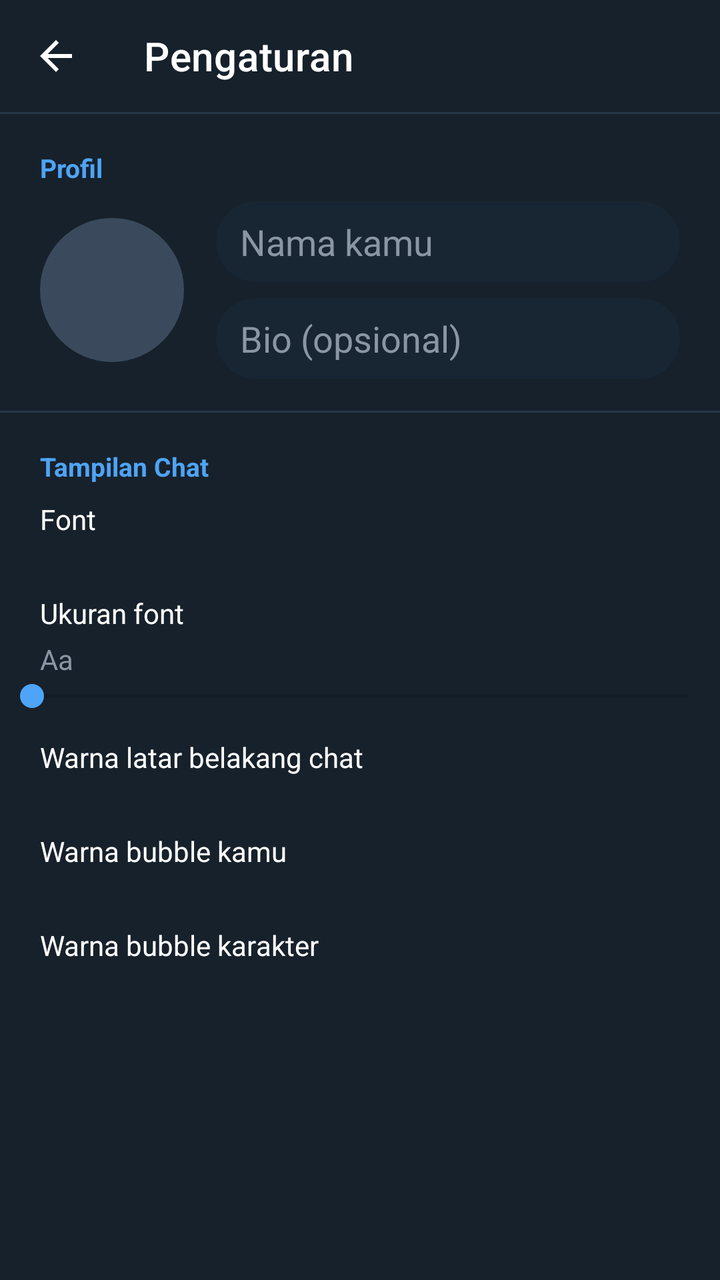
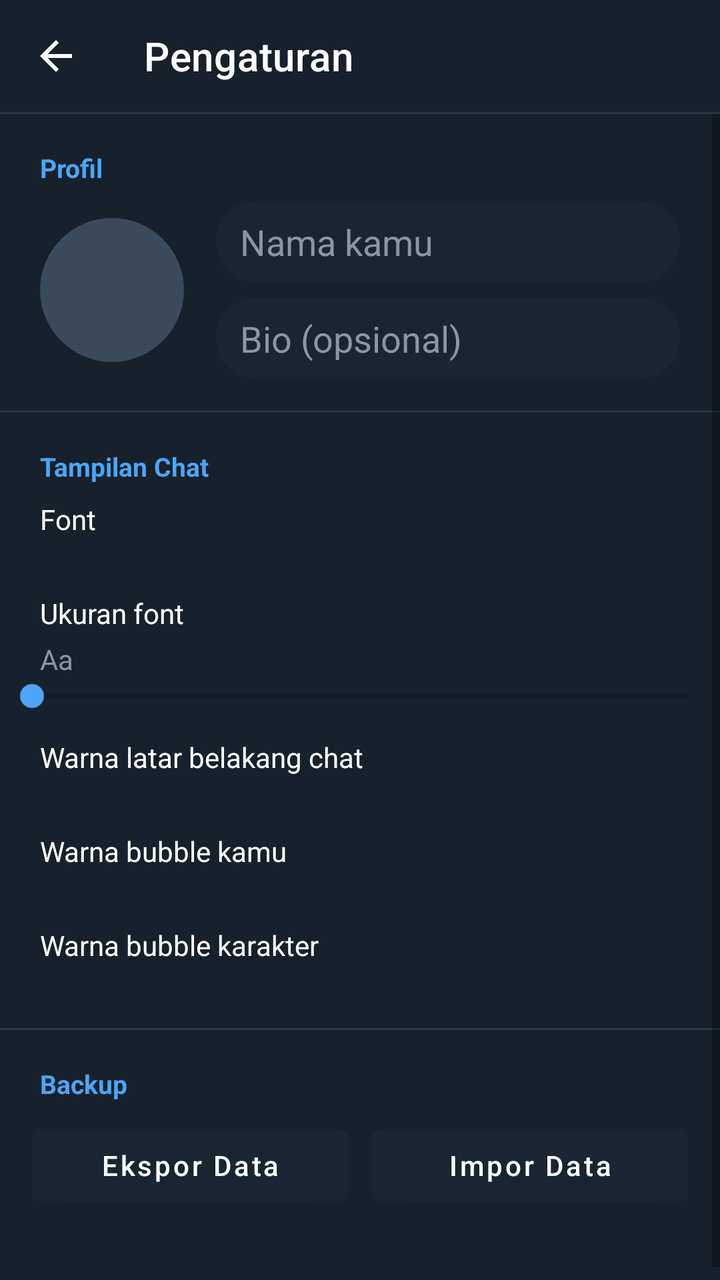

Screens rendered from an Android XML layout before and after an edit, with the pre-edit source and the edit as a unified diff.
<!-- AndroidManifest.xml: application theme Theme.RpChat -->
<!-- res/layout/activity_settings.xml -->
<?xml version="1.0" encoding="utf-8"?>
<androidx.constraintlayout.widget.ConstraintLayout
    xmlns:android="http://schemas.android.com/apk/res/android"
    xmlns:app="http://schemas.android.com/apk/res-auto"
    android:layout_width="match_parent"
    android:layout_height="match_parent"
    android:background="@color/bg_app">

    <androidx.appcompat.widget.Toolbar
        android:id="@+id/toolbar"
        android:layout_width="0dp"
        android:layout_height="?attr/actionBarSize"
        android:background="@color/bg_app"
        app:navigationIcon="@drawable/ic_back"
        app:navigationIconTint="@color/text_primary"
        app:title="@string/settings"
        app:titleTextColor="@color/text_primary"
        app:layout_constraintTop_toTopOf="parent"
        app:layout_constraintStart_toStartOf="parent"
        app:layout_constraintEnd_toEndOf="parent" />

    <View
        android:id="@+id/headerDivider"
        android:layout_width="0dp"
        android:layout_height="1dp"
        android:background="@color/divider"
        app:layout_constraintTop_toBottomOf="@id/toolbar"
        app:layout_constraintStart_toStartOf="parent"
        app:layout_constraintEnd_toEndOf="parent" />

    <ScrollView
        android:layout_width="0dp"
        android:layout_height="0dp"
        app:layout_constraintTop_toBottomOf="@id/headerDivider"
        app:layout_constraintBottom_toBottomOf="parent"
        app:layout_constraintStart_toStartOf="parent"
        app:layout_constraintEnd_toEndOf="parent">

        <LinearLayout
            android:layout_width="match_parent"
            android:layout_height="wrap_content"
            android:orientation="vertical"
            android:paddingBottom="32dp">

            <TextView
                android:layout_width="match_parent"
                android:layout_height="wrap_content"
                android:paddingStart="20dp"
                android:paddingEnd="20dp"
                android:paddingTop="18dp"
                android:paddingBottom="8dp"
                android:text="@string/settings_profile_section"
                android:textColor="@color/accent"
                android:textStyle="bold"
                android:textSize="13sp" />

            <LinearLayout
                android:layout_width="match_parent"
                android:layout_height="wrap_content"
                android:orientation="horizontal"
                android:gravity="center_vertical"
                android:paddingStart="20dp"
                android:paddingEnd="20dp"
                android:paddingBottom="16dp">

                <ImageView
                    android:id="@+id/imgSettingsAvatar"
                    android:layout_width="72dp"
                    android:layout_height="72dp"
                    android:src="@drawable/avatar_placeholder"
                    android:scaleType="centerCrop"
                    android:background="@drawable/bg_avatar_circle"
                    android:clickable="true"
                    android:focusable="true"
                    android:contentDescription="@string/choose_avatar" />

                <LinearLayout
                    android:layout_width="0dp"
                    android:layout_height="wrap_content"
                    android:layout_weight="1"
                    android:layout_marginStart="16dp"
                    android:orientation="vertical">

                    <EditText
                        android:id="@+id/editSettingsName"
                        android:layout_width="match_parent"
                        android:layout_height="wrap_content"
                        android:hint="@string/profile_name_hint"
                        android:textColorHint="@color/text_secondary"
                        android:textColor="@color/text_primary"
                        android:inputType="textCapWords"
                        android:background="@drawable/bg_input"
                        android:paddingStart="12dp"
                        android:paddingEnd="12dp"
                        android:paddingTop="8dp"
                        android:paddingBottom="8dp" />

                    <EditText
                        android:id="@+id/editSettingsBio"
                        android:layout_width="match_parent"
                        android:layout_height="wrap_content"
                        android:layout_marginTop="8dp"
                        android:hint="@string/bio_hint"
                        android:textColorHint="@color/text_secondary"
                        android:textColor="@color/text_primary"
                        android:inputType="textCapSentences|textMultiLine"
                        android:maxLines="2"
                        android:background="@drawable/bg_input"
                        android:paddingStart="12dp"
                        android:paddingEnd="12dp"
                        android:paddingTop="8dp"
                        android:paddingBottom="8dp" />
                </LinearLayout>
            </LinearLayout>

            <View
                android:layout_width="match_parent"
                android:layout_height="1dp"
                android:background="@color/divider" />

            <TextView
                android:layout_width="match_parent"
                android:layout_height="wrap_content"
                android:paddingStart="20dp"
                android:paddingEnd="20dp"
                android:paddingTop="18dp"
                android:paddingBottom="8dp"
                android:text="@string/settings_display_section"
                android:textColor="@color/accent"
                android:textStyle="bold"
                android:textSize="13sp" />

            <TextView
                android:layout_width="match_parent"
                android:layout_height="wrap_content"
                android:paddingStart="20dp"
                android:paddingEnd="20dp"
                android:text="@string/settings_font"
                android:textColor="@color/text_primary"
                android:textSize="14sp" />

            <LinearLayout
                android:id="@+id/fontButtonsRow"
                android:layout_width="match_parent"
                android:layout_height="wrap_content"
                android:orientation="horizontal"
                android:paddingStart="16dp"
                android:paddingEnd="16dp"
                android:paddingTop="8dp"
                android:paddingBottom="8dp" />

            <TextView
                android:layout_width="match_parent"
                android:layout_height="wrap_content"
                android:paddingStart="20dp"
                android:paddingEnd="20dp"
                android:paddingTop="12dp"
                android:text="@string/settings_font_size"
                android:textColor="@color/text_primary"
                android:textSize="14sp" />

            <TextView
                android:id="@+id/txtFontSizePreview"
                android:layout_width="match_parent"
                android:layout_height="wrap_content"
                android:paddingStart="20dp"
                android:paddingEnd="20dp"
                android:paddingTop="4dp"
                android:text="Aa"
                android:textColor="@color/text_secondary" />

            <SeekBar
                android:id="@+id/seekFontSize"
                android:layout_width="match_parent"
                android:layout_height="wrap_content"
                android:paddingStart="16dp"
                android:paddingEnd="16dp"
                android:max="12" />

            <TextView
                android:layout_width="match_parent"
                android:layout_height="wrap_content"
                android:paddingStart="20dp"
                android:paddingEnd="20dp"
                android:paddingTop="12dp"
                android:text="@string/settings_chat_bg"
                android:textColor="@color/text_primary"
                android:textSize="14sp" />

            <LinearLayout
                android:id="@+id/chatBgRow"
                android:layout_width="match_parent"
                android:layout_height="wrap_content"
                android:orientation="horizontal"
                android:paddingStart="16dp"
                android:paddingEnd="16dp"
                android:paddingTop="8dp"
                android:paddingBottom="8dp" />

            <TextView
                android:layout_width="match_parent"
                android:layout_height="wrap_content"
                android:paddingStart="20dp"
                android:paddingEnd="20dp"
                android:paddingTop="12dp"
                android:text="@string/settings_bubble_self"
                android:textColor="@color/text_primary"
                android:textSize="14sp" />

            <LinearLayout
                android:id="@+id/bubbleSelfRow"
                android:layout_width="match_parent"
                android:layout_height="wrap_content"
                android:orientation="horizontal"
                android:paddingStart="16dp"
                android:paddingEnd="16dp"
                android:paddingTop="8dp"
                android:paddingBottom="8dp" />

            <TextView
                android:layout_width="match_parent"
                android:layout_height="wrap_content"
                android:paddingStart="20dp"
                android:paddingEnd="20dp"
                android:paddingTop="12dp"
                android:text="@string/settings_bubble_other"
                android:textColor="@color/text_primary"
                android:textSize="14sp" />

            <LinearLayout
                android:id="@+id/bubbleOtherRow"
                android:layout_width="match_parent"
                android:layout_height="wrap_content"
                android:orientation="horizontal"
                android:paddingStart="16dp"
                android:paddingEnd="16dp"
                android:paddingTop="8dp"
                android:paddingBottom="8dp" />

        </LinearLayout>
    </ScrollView>

</androidx.constraintlayout.widget.ConstraintLayout>
<!-- resources referenced by this layout -->
<resources>
  <color name="accent">#4EA4F6</color>
  <color name="bg_app">#17212B</color>
  <color name="divider">#26374A</color>
  <color name="text_primary">#FFFFFF</color>
  <color name="text_secondary">#8A96A3</color>
  <!-- drawable avatar_placeholder (drawable) -->
  <?xml version="1.0" encoding="utf-8"?>
  <shape xmlns:android="http://schemas.android.com/apk/res/android" android:shape="oval">
      <solid android:color="#3A4A5C" />
  </shape>
  <!-- drawable bg_avatar_circle (drawable) -->
  <?xml version="1.0" encoding="utf-8"?>
  <shape xmlns:android="http://schemas.android.com/apk/res/android" android:shape="oval">
      <solid android:color="@color/bubble_other" />
  </shape>
  <!-- drawable bg_input (drawable) -->
  <?xml version="1.0" encoding="utf-8"?>
  <shape xmlns:android="http://schemas.android.com/apk/res/android">
      <solid android:color="@color/bubble_other" />
      <corners android:radius="20dp" />
  </shape>
  <!-- drawable ic_back (drawable) -->
  <vector xmlns:android="http://schemas.android.com/apk/res/android"
      android:width="24dp" android:height="24dp" android:viewportWidth="24" android:viewportHeight="24">
      <path android:fillColor="#FFFFFF" android:pathData="M20,11H7.83l5.59,-5.59L12,4l-8,8 8,8 1.41,-1.41L7.83,13H20v-2z"/>
  </vector>
  <string name="bio_hint">Bio (opsional)</string>
  <string name="choose_avatar">Pilih avatar</string>
  <string name="profile_name_hint">Nama kamu</string>
  <string name="settings">Pengaturan</string>
  <string name="settings_bubble_other">Warna bubble karakter</string>
  <string name="settings_bubble_self">Warna bubble kamu</string>
  <string name="settings_chat_bg">Warna latar belakang chat</string>
  <string name="settings_display_section">Tampilan Chat</string>
  <string name="settings_font">Font</string>
  <string name="settings_font_size">Ukuran font</string>
  <string name="settings_profile_section">Profil</string>
  <style name="Theme.RpChat" parent="Theme.MaterialComponents.DayNight.NoActionBar">
          <item name="colorPrimary">@color/accent</item>
          <item name="colorPrimaryDark">@color/bg_app</item>
          <item name="colorAccent">@color/accent</item>
          <item name="android:windowBackground">@color/bg_app</item>
          <item name="android:statusBarColor">@color/bg_app</item>
      </style>
  <color name="bubble_other">#182533</color>
</resources>

<!-- the commit's change to res/layout/activity_settings.xml (unified diff, before → after) -->
@@ -139,103 +139,172 @@
                 android:textColor="@color/text_primary"
                 android:textSize="14sp" />
 
+            <HorizontalScrollView
+                android:layout_width="match_parent"
+                android:layout_height="wrap_content"
+                android:scrollbars="none">
+                <LinearLayout
+                    android:id="@+id/fontButtonsRow"
+                    android:layout_width="wrap_content"
+                    android:layout_height="wrap_content"
+                    android:orientation="horizontal"
+                    android:paddingStart="16dp"
+                    android:paddingEnd="16dp"
+                    android:paddingTop="8dp"
+                    android:paddingBottom="8dp" />
+            </HorizontalScrollView>
+
+            <TextView
+                android:layout_width="match_parent"
+                android:layout_height="wrap_content"
+                android:paddingStart="20dp"
+                android:paddingEnd="20dp"
+                android:paddingTop="12dp"
+                android:text="@string/settings_font_size"
+                android:textColor="@color/text_primary"
+                android:textSize="14sp" />
+
+            <TextView
+                android:id="@+id/txtFontSizePreview"
+                android:layout_width="match_parent"
+                android:layout_height="wrap_content"
+                android:paddingStart="20dp"
+                android:paddingEnd="20dp"
+                android:paddingTop="4dp"
+                android:text="Aa"
+                android:textColor="@color/text_secondary" />
+
+            <SeekBar
+                android:id="@+id/seekFontSize"
+                android:layout_width="match_parent"
+                android:layout_height="wrap_content"
+                android:paddingStart="16dp"
+                android:paddingEnd="16dp"
+                android:max="12" />
+
+            <TextView
+                android:layout_width="match_parent"
+                android:layout_height="wrap_content"
+                android:paddingStart="20dp"
+                android:paddingEnd="20dp"
+                android:paddingTop="12dp"
+                android:text="@string/settings_chat_bg"
+                android:textColor="@color/text_primary"
+                android:textSize="14sp" />
+
+            <HorizontalScrollView
+                android:layout_width="match_parent"
+                android:layout_height="wrap_content"
+                android:scrollbars="none">
+                <LinearLayout
+                    android:id="@+id/chatBgRow"
+                    android:layout_width="wrap_content"
+                    android:layout_height="wrap_content"
+                    android:orientation="horizontal"
+                    android:paddingStart="16dp"
+                    android:paddingEnd="16dp"
+                    android:paddingTop="8dp"
+                    android:paddingBottom="8dp" />
+            </HorizontalScrollView>
+
+            <TextView
+                android:layout_width="match_parent"
+                android:layout_height="wrap_content"
+                android:paddingStart="20dp"
+                android:paddingEnd="20dp"
+                android:paddingTop="12dp"
+                android:text="@string/settings_bubble_self"
+                android:textColor="@color/text_primary"
+                android:textSize="14sp" />
+
+            <HorizontalScrollView
+                android:layout_width="match_parent"
+                android:layout_height="wrap_content"
+                android:scrollbars="none">
+                <LinearLayout
+                    android:id="@+id/bubbleSelfRow"
+                    android:layout_width="wrap_content"
+                    android:layout_height="wrap_content"
+                    android:orientation="horizontal"
+                    android:paddingStart="16dp"
+                    android:paddingEnd="16dp"
+                    android:paddingTop="8dp"
+                    android:paddingBottom="8dp" />
+            </HorizontalScrollView>
+
+            <TextView
+                android:layout_width="match_parent"
+                android:layout_height="wrap_content"
+                android:paddingStart="20dp"
+                android:paddingEnd="20dp"
+                android:paddingTop="12dp"
+                android:text="@string/settings_bubble_other"
+                android:textColor="@color/text_primary"
+                android:textSize="14sp" />
+
+            <HorizontalScrollView
+                android:layout_width="match_parent"
+                android:layout_height="wrap_content"
+                android:scrollbars="none">
+                <LinearLayout
+                    android:id="@+id/bubbleOtherRow"
+                    android:layout_width="wrap_content"
+                    android:layout_height="wrap_content"
+                    android:orientation="horizontal"
+                    android:paddingStart="16dp"
+                    android:paddingEnd="16dp"
+                    android:paddingTop="8dp"
+                    android:paddingBottom="8dp" />
+            </HorizontalScrollView>
+
+            <View
+                android:layout_width="match_parent"
+                android:layout_height="1dp"
+                android:layout_marginTop="16dp"
+                android:background="@color/divider" />
+
+            <TextView
+                android:layout_width="match_parent"
+                android:layout_height="wrap_content"
+                android:paddingStart="20dp"
+                android:paddingEnd="20dp"
+                android:paddingTop="18dp"
+                android:paddingBottom="8dp"
+                android:text="@string/settings_backup_section"
+                android:textColor="@color/accent"
+                android:textStyle="bold"
+                android:textSize="13sp" />
+
             <LinearLayout
-                android:id="@+id/fontButtonsRow"
                 android:layout_width="match_parent"
                 android:layout_height="wrap_content"
                 android:orientation="horizontal"
                 android:paddingStart="16dp"
                 android:paddingEnd="16dp"
-                android:paddingTop="8dp"
-                android:paddingBottom="8dp" />
-
-            <TextView
-                android:layout_width="match_parent"
-                android:layout_height="wrap_content"
-                android:paddingStart="20dp"
-                android:paddingEnd="20dp"
-                android:paddingTop="12dp"
-                android:text="@string/settings_font_size"
-                android:textColor="@color/text_primary"
-                android:textSize="14sp" />
-
-            <TextView
-                android:id="@+id/txtFontSizePreview"
-                android:layout_width="match_parent"
-                android:layout_height="wrap_content"
-                android:paddingStart="20dp"
-                android:paddingEnd="20dp"
-                android:paddingTop="4dp"
-                android:text="Aa"
-                android:textColor="@color/text_secondary" />
-
-            <SeekBar
-                android:id="@+id/seekFontSize"
-                android:layout_width="match_parent"
-                android:layout_height="wrap_content"
-                android:paddingStart="16dp"
-                android:paddingEnd="16dp"
-                android:max="12" />
-
-            <TextView
-                android:layout_width="match_parent"
-                android:layout_height="wrap_content"
-                android:paddingStart="20dp"
-                android:paddingEnd="20dp"
-                android:paddingTop="12dp"
-                android:text="@string/settings_chat_bg"
-                android:textColor="@color/text_primary"
-                android:textSize="14sp" />
-
-            <LinearLayout
-                android:id="@+id/chatBgRow"
-                android:layout_width="match_parent"
-                android:layout_height="wrap_content"
-                android:orientation="horizontal"
-                android:paddingStart="16dp"
-                android:paddingEnd="16dp"
-                android:paddingTop="8dp"
-                android:paddingBottom="8dp" />
-
-            <TextView
-                android:layout_width="match_parent"
-                android:layout_height="wrap_content"
-                android:paddingStart="20dp"
-                android:paddingEnd="20dp"
-                android:paddingTop="12dp"
-                android:text="@string/settings_bubble_self"
-                android:textColor="@color/text_primary"
-                android:textSize="14sp" />
-
-            <LinearLayout
-                android:id="@+id/bubbleSelfRow"
-                android:layout_width="match_parent"
-                android:layout_height="wrap_content"
-                android:orientation="horizontal"
-                android:paddingStart="16dp"
-                android:paddingEnd="16dp"
-                android:paddingTop="8dp"
-                android:paddingBottom="8dp" />
-
-            <TextView
-                android:layout_width="match_parent"
-                android:layout_height="wrap_content"
-                android:paddingStart="20dp"
-                android:paddingEnd="20dp"
-                android:paddingTop="12dp"
-                android:text="@string/settings_bubble_other"
-                android:textColor="@color/text_primary"
-                android:textSize="14sp" />
-
-            <LinearLayout
-                android:id="@+id/bubbleOtherRow"
-                android:layout_width="match_parent"
-                android:layout_height="wrap_content"
-                android:orientation="horizontal"
-                android:paddingStart="16dp"
-                android:paddingEnd="16dp"
-                android:paddingTop="8dp"
-                android:paddingBottom="8dp" />
+                android:paddingBottom="8dp">
+
+                <Button
+                    android:id="@+id/btnExportData"
+                    android:layout_width="0dp"
+                    android:layout_height="wrap_content"
+                    android:layout_weight="1"
+                    android:layout_marginEnd="6dp"
+                    android:text="@string/export_data"
+                    android:textAllCaps="false"
+                    android:textColor="@color/text_primary"
+                    android:backgroundTint="@color/bubble_other" />
+
+                <Button
+                    android:id="@+id/btnImportData"
+                    android:layout_width="0dp"
+                    android:layout_height="wrap_content"
+                    android:layout_weight="1"
+                    android:layout_marginStart="6dp"
+                    android:text="@string/import_data"
+                    android:textAllCaps="false"
+                    android:textColor="@color/text_primary"
+                    android:backgroundTint="@color/bubble_other" />
+            </LinearLayout>
 
         </LinearLayout>
     </ScrollView>
<!-- resource entries referenced after the edit -->
@@ -28,8 +28,11 @@
   </vector>
   <string name="bio_hint">Bio (opsional)</string>
   <string name="choose_avatar">Pilih avatar</string>
+  <string name="export_data">Ekspor Data</string>
+  <string name="import_data">Impor Data</string>
   <string name="profile_name_hint">Nama kamu</string>
   <string name="settings">Pengaturan</string>
+  <string name="settings_backup_section">Backup</string>
   <string name="settings_bubble_other">Warna bubble karakter</string>
   <string name="settings_bubble_self">Warna bubble kamu</string>
   <string name="settings_chat_bg">Warna latar belakang chat</string>
